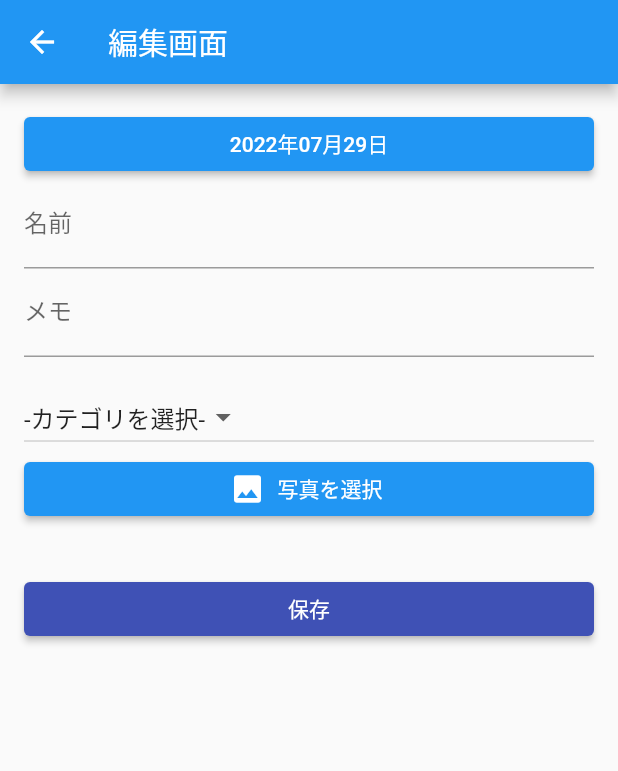
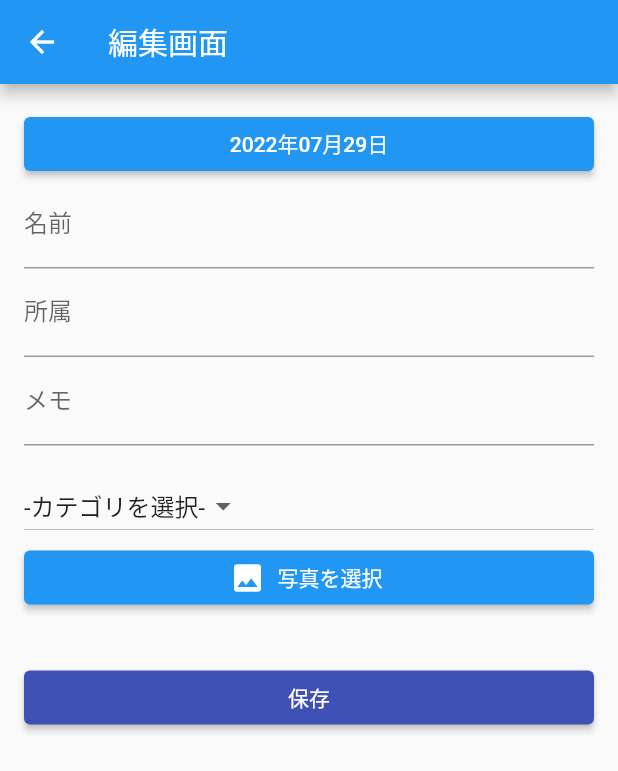
Before and after one commit to shunking-tech/kyouzai_record, a Flutter app: the screen it shows after launch, after a tap on the "edit" icon, on a phone screen of 412 x 824 dp. Shown: the top 771 px of the screen. Run offline on Flutter 3.47's test engine with Material 2 defaults, Android fonts, the phone set to English and light mode, and no system bars; our stand-ins replace image_picker, sqflite; accounts and stored records are empty.

Commit message:
新しい項目を作る　「所属」項目を追加

```diff
--- a/lib/app_database.dart
+++ b/lib/app_database.dart
@@ -6,6 +6,7 @@ const String memoTableName = "memo";
 const String memoId = "id";
 const String memoDate = "date";
 const String memoName = "name";
+const String memoAffiliation = "affiliation";
 const String memoMemo = "memo";
 const String memoCategory = "category";
 const String memoImagePath = "image_path";
@@ -33,6 +34,7 @@ class AppDatabase {
             $memoId INTEGER PRIMARY KEY,
             $memoDate TEXT,
             $memoName TEXT,
+            $memoAffiliation TEXT,
             $memoMemo TEXT,
             $memoCategory TEXT,
             $memoImagePath TEXT
@@ -60,8 +62,8 @@ class AppDatabase {
       memoMapList = await db.query(
         memoTableName,
         orderBy: "$memoId DESC",
-        where: "$memoName LIKE ? OR $memoMemo LIKE ?",
-        whereArgs: ["%$keyword%", "%$keyword%"]
+        where: "$memoName LIKE ? OR $memoMemo LIKE ? OR $memoAffiliation LIKE ?",
+        whereArgs: ["%$keyword%", "%$keyword%", "%$keyword%"]
       );
     }
     return List.generate(memoMapList.length, (i) {
@@ -69,6 +71,7 @@ class AppDatabase {
         id: memoMapList[i][memoId],
         date: DateTime.parse(memoMapList[i][memoDate]),
         name: memoMapList[i][memoName],
+        affiliation: memoMapList[i][memoAffiliation],
         memo: memoMapList[i][memoMemo],
         category: memoMapList[i][memoCategory],
         imagePath: memoMapList[i][memoImagePath],
--- a/lib/memo.dart
+++ b/lib/memo.dart
@@ -5,17 +5,19 @@ class MemoModel {
   final int? id;
   final DateTime? date;
   final String? name;
+  final String? affiliation;
   final String? memo;
   final String? category;
   final String? imagePath;
 
-  MemoModel({this.id, this.date, this.name, this.memo, this.category, this.imagePath});
+  MemoModel({this.id, this.date, this.name, this.affiliation, this.memo, this.category, this.imagePath});
 
   Map<String, dynamic> toMap() {
     return {
       memoId: id,
       memoDate: date.toString(),
       memoName: name,
+      memoAffiliation: affiliation,
       memoMemo: memo,
       memoCategory: category,
       memoImagePath: imagePath,
--- a/lib/page/edit_data.dart
+++ b/lib/page/edit_data.dart
@@ -20,6 +20,7 @@ class EditData extends StatefulWidget {
 class _EditDataState extends State<EditData> {
   DateTime dateTime = DateTime.now();
   TextEditingController nameController = TextEditingController();
+  TextEditingController affiliationController = TextEditingController();
   TextEditingController memoEditingController = TextEditingController();
   String selectedCategory = "";
   File? saveFile;
@@ -34,6 +35,7 @@ class _EditDataState extends State<EditData> {
       print("更新");
       dateTime = DateTime.parse(widget.memoModel!.date.toString());
       nameController.text = widget.memoModel!.name!;
+      affiliationController.text = widget.memoModel!.affiliation!;
       memoEditingController.text = widget.memoModel!.memo!;
       selectedCategory = widget.memoModel!.category!;
       saveFilePath = widget.memoModel!.imagePath;
@@ -89,6 +91,7 @@ class _EditDataState extends State<EditData> {
               children: [
                 datePickerButton(),
                 nameTextField(),
+                affiliationTextField(),
                 memoTextField(),
                 SizedBox(
                   height: 16.0,
@@ -135,6 +138,15 @@ class _EditDataState extends State<EditData> {
       controller: nameController,
       decoration: InputDecoration(
         labelText: '名前',
+      ),
+    );
+  }
+
+  Widget affiliationTextField() {
+    return TextField(
+      controller: affiliationController,
+      decoration: InputDecoration(
+        labelText: '所属',
       ),
     );
   }
@@ -243,6 +255,7 @@ class _EditDataState extends State<EditData> {
             id: widget.memoModel?.id,
             date: dateTime,
             name: nameController.text,
+            affiliation: affiliationController.text,
             memo: memoEditingController.text,
             category: selectedCategory,
             imagePath: saveFilePath,
```
